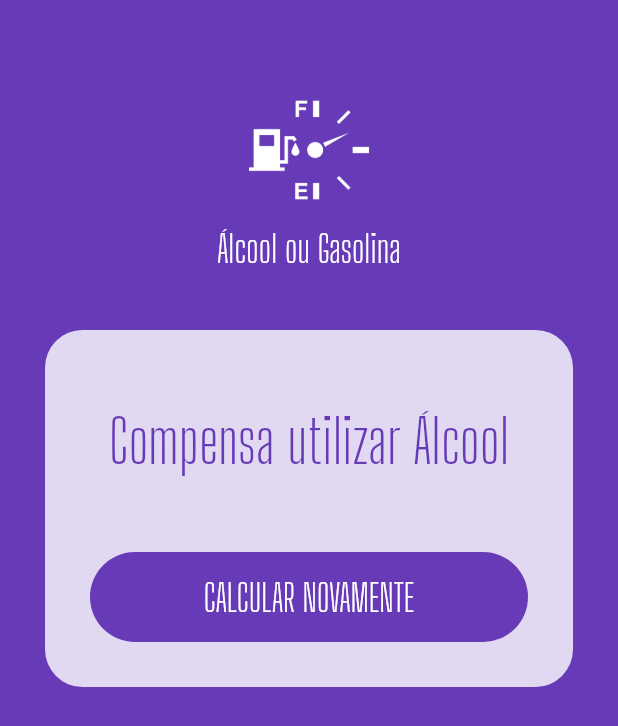
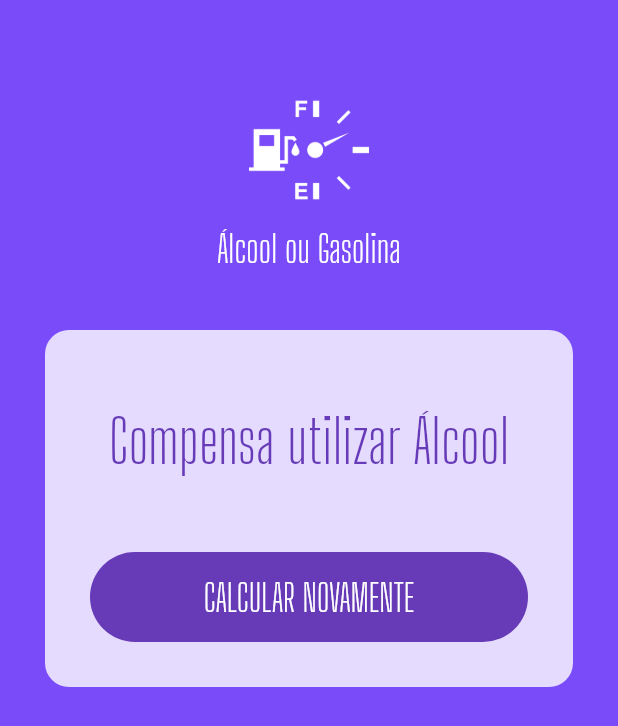
Before and after one commit to Wkerlyson/alcohol_gasoline, a Flutter app: the screen it shows after launch, after a tap on "CALCULAR", on a phone screen of 412 x 824 dp. Shown: the top 726 px of the screen. Run offline on Flutter 3.47's test engine with Material 2 defaults, Android fonts, the phone set to English and light mode, and no system bars; our stand-ins replace flutter_masked_text.

Commit message:
animating the background

```diff
--- a/lib/pages/home.page.dart
+++ b/lib/pages/home.page.dart
@@ -10,6 +10,8 @@ class HomePage extends StatefulWidget {
 }
 
 class _HomePageState extends State<HomePage> {
+  Color _color = Colors.deepPurple;
+
   var _gasCtrl = new MoneyMaskedTextController();
   var _alcCtrl = new MoneyMaskedTextController();
   var _busy = false;
@@ -20,7 +22,12 @@ class _HomePageState extends State<HomePage> {
   Widget build(BuildContext context) {
     return Scaffold(
         backgroundColor: Theme.of(context).primaryColor,
-      body: ListView(
+        body: AnimatedContainer(
+          duration: Duration(
+            milliseconds: 1200,
+          ),
+          color: _color,
+          child: ListView(
             children: <Widget>[
               Logo(),
               _completed
@@ -36,7 +43,7 @@ class _HomePageState extends State<HomePage> {
                     ),
             ],
           ),
-    );
+        ));
   }
 
   Future calculate() {
@@ -48,6 +55,7 @@ class _HomePageState extends State<HomePage> {
     double res = alc / gas;
 
     setState(() {
+      _color = Colors.deepPurpleAccent;
       _completed = false;
       _busy = true;
     });
@@ -71,6 +79,7 @@ class _HomePageState extends State<HomePage> {
       _gasCtrl = new MoneyMaskedTextController();
       _completed = false;
       _busy = false;
+      _color = Colors.deepPurple;
     });
   }
 }
--- a/lib/widgets/success.widget.dart
+++ b/lib/widgets/success.widget.dart
@@ -17,7 +17,7 @@ class Success extends StatelessWidget {
       margin: EdgeInsets.all(30),
       decoration: BoxDecoration(
         color: Colors.white.withOpacity(0.8),
-        borderRadius: BorderRadius.circular(25),
+        borderRadius: BorderRadius.circular(16),
       ),
       child: Column(
         children: <Widget>[
```
Lines whose indentation alone changed are shown as unchanged.
